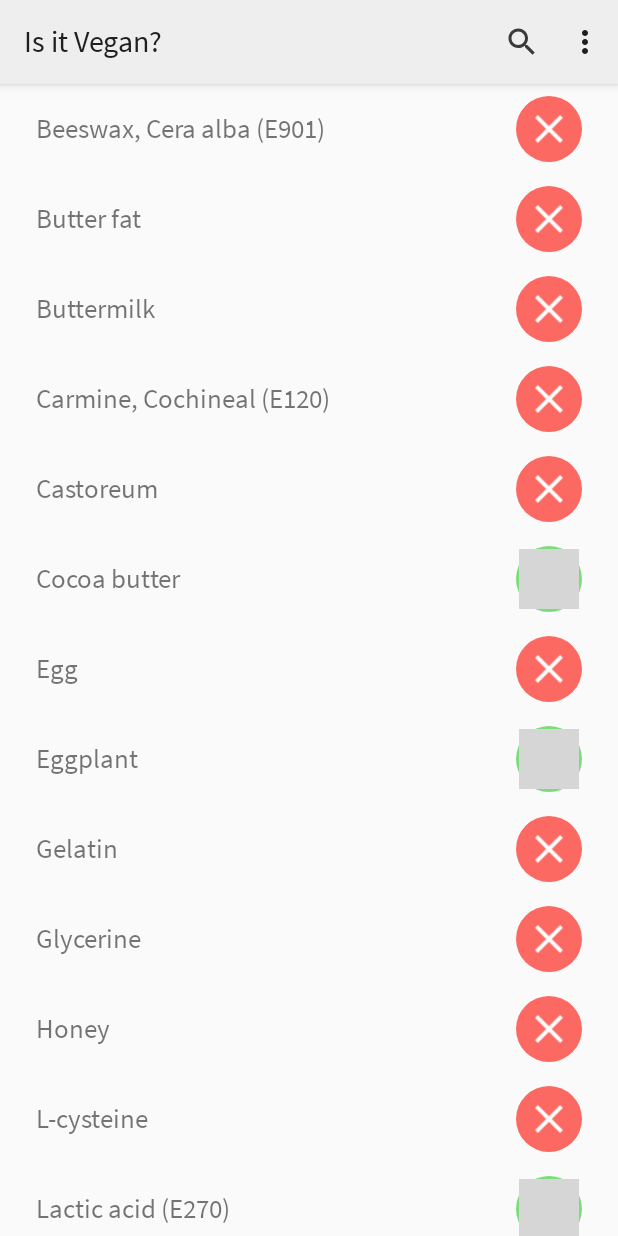
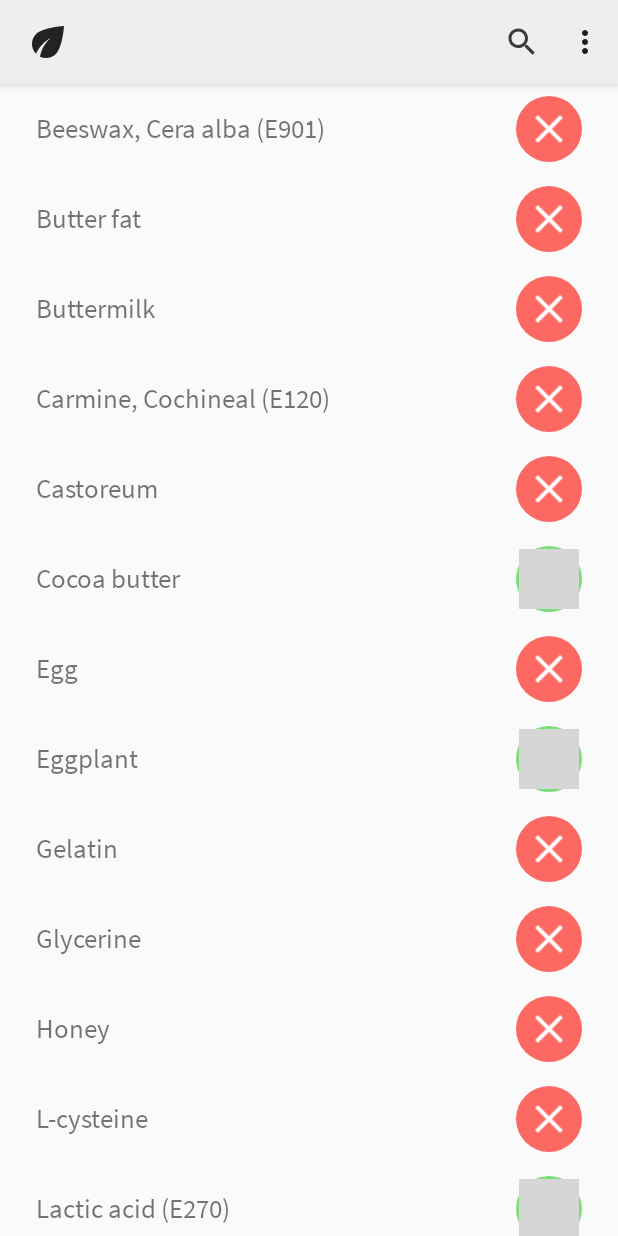
Before and after one commit to JeroenWeener/IsItVegan, an Android app: the screen it shows after launch (IngredientOverviewActivity), on a phone screen of 412 x 824 dp. Run offline under Robolectric (Android 15) with nearby library versions, the light colour scheme and no system bars.

Commit message:
Replaces app title with app icon in actionbar

```diff
--- a/app/src/main/AndroidManifest.xml
+++ b/app/src/main/AndroidManifest.xml
@@ -4,8 +4,8 @@
 
     <application
         android:allowBackup="true"
+        android:label="@string/app_name"
         android:icon="@mipmap/ic_launcher"
-        android:label="@string/app_name"
         android:roundIcon="@mipmap/ic_launcher_round"
         android:supportsRtl="true"
         android:theme="@style/AppTheme">
--- a/app/src/main/java/com/jwindustries/isitvegan/BaseActivity.java
+++ b/app/src/main/java/com/jwindustries/isitvegan/BaseActivity.java
@@ -1,5 +1,6 @@
 package com.jwindustries.isitvegan;
 
+import androidx.appcompat.app.ActionBar;
 import androidx.appcompat.app.AppCompatActivity;
 
 import android.os.Bundle;
@@ -9,5 +10,12 @@ public abstract class BaseActivity extends AppCompatActivity {
     @Override
     public void onCreate(Bundle savedInstanceState) {
         super.onCreate(savedInstanceState);
+
+        ActionBar actionBar = getSupportActionBar();
+        if (actionBar != null) {
+            actionBar.setDisplayShowHomeEnabled(true);
+            actionBar.setIcon(R.drawable.logo);
+            actionBar.setDisplayShowTitleEnabled(false);
+        }
     }
 }
--- a/app/src/main/res/drawable/ic_launcher_foreground.xml
+++ b/app/src/main/res/drawable/ic_launcher_foreground.xml
@@ -9,7 +9,7 @@
       android:translateX="22.68"
       android:translateY="22.68">
     <path
-        android:fillColor="@android:color/white"
+        android:fillColor="#FFFFFF"
         android:pathData="M6.05,8.05c-2.73,2.73 -2.73,7.15 -0.02,9.88c1.47,-3.4 4.09,-6.24 7.36,-7.93c-2.77,2.34 -4.71,5.61 -5.39,9.32c2.6,1.23 5.8,0.78 7.95,-1.37C19.43,14.47 20,4 20,4S9.53,4.57 6.05,8.05z"/>
   </group>
 </vector>
--- /dev/null
+++ b/app/src/main/res/drawable/logo.xml
@@ -0,0 +1,5 @@
+<vector android:height="32dp" android:tint="@color/colorAccent"
+    android:viewportHeight="24" android:viewportWidth="24"
+    android:width="32dp" xmlns:android="http://schemas.android.com/apk/res/android">
+    <path android:fillColor="@color/colorAccent" android:pathData="M6.05,8.05c-2.73,2.73 -2.73,7.15 -0.02,9.88c1.47,-3.4 4.09,-6.24 7.36,-7.93c-2.77,2.34 -4.71,5.61 -5.39,9.32c2.6,1.23 5.8,0.78 7.95,-1.37C19.43,14.47 20,4 20,4S9.53,4.57 6.05,8.05z"/>
+</vector>
```
